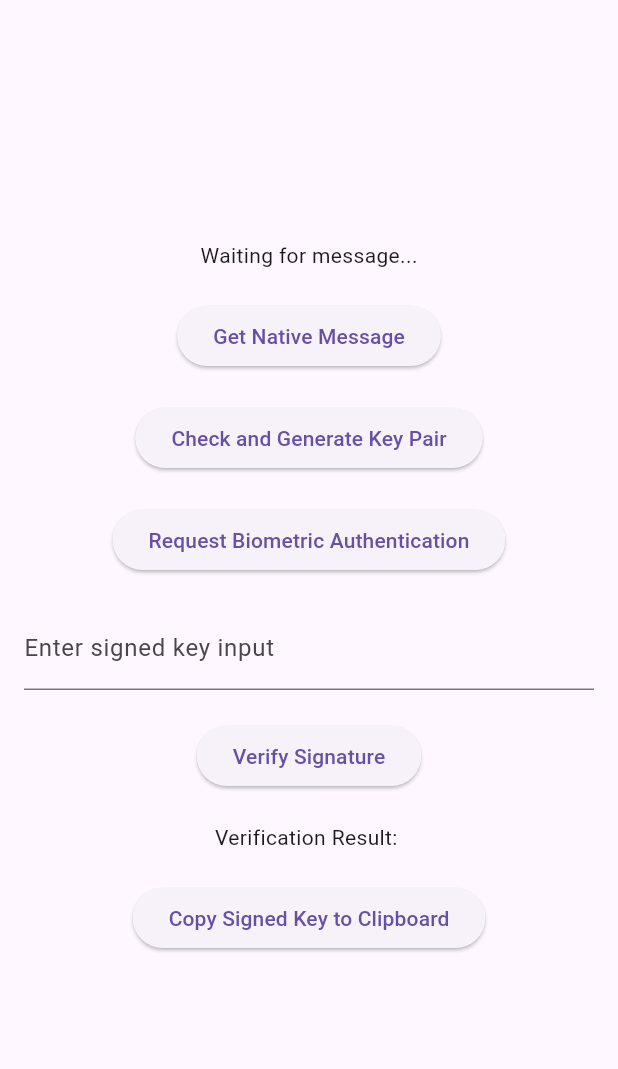
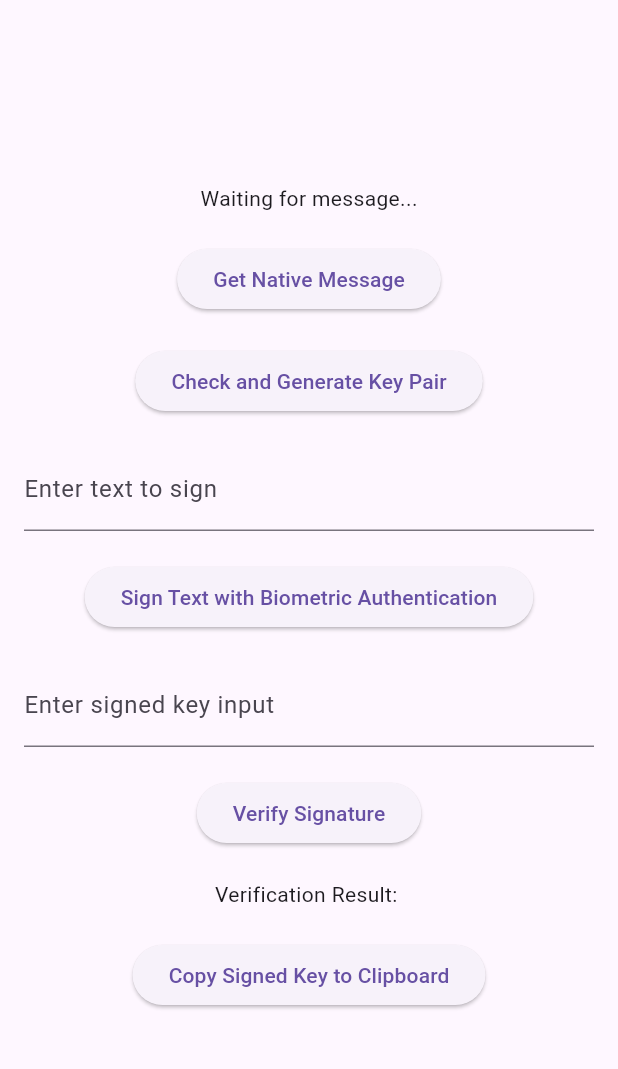
Before and after one commit to Sujeeth021/sih-aadhaar-flutter, a Flutter app: the screen it shows after launch, after a tap on "Verify Signature", on a phone screen of 412 x 824 dp, the part 63-1132 px from its top. Run offline on Flutter 3.47's test engine with Material 3 defaults, Android fonts, the phone set to English and light mode, and no system bars.

Commit message:
text-verify sign

```diff
--- a/lib/main.dart
+++ b/lib/main.dart
@@ -10,7 +10,7 @@ class MyApp extends StatelessWidget {
   Widget build(BuildContext context) {
     return MaterialApp(
       title: 'Flutter Demo',
-        debugShowCheckedModeBanner: false,
+      debugShowCheckedModeBanner: false,
       home: MyHomePage(),
     );
   }
@@ -26,6 +26,7 @@ class _MyHomePageState extends State<MyHomePage> {
   String _message = 'Waiting for message...';
   String _signedKeyInput = '';
   String _verificationResult = '';
+  String _textToSign = '';
 
   Future<void> _getNativeMessage() async {
     String message;
@@ -58,7 +59,7 @@ class _MyHomePageState extends State<MyHomePage> {
   Future<void> _requestBiometricAuth() async {
     String message;
     try {
-      final String result = await platform.invokeMethod('requestBiometricAuth');
+      final String result = await platform.invokeMethod('requestBiometricAuth', {'textToSign': _textToSign});
       message = result;
     } on PlatformException catch (e) {
       message = "Failed to authenticate: '${e.message}'.";
@@ -72,7 +73,7 @@ class _MyHomePageState extends State<MyHomePage> {
   Future<void> _verifySignature() async {
     String verificationResult;
     try {
-      final String result = await platform.invokeMethod('verifySignature', {'signedKeyInput': _signedKeyInput});
+      final String result = await platform.invokeMethod('verifySignature', {'signedKeyInput': _signedKeyInput, 'originalText': _textToSign});
       verificationResult = result;
     } on PlatformException catch (e) {
       verificationResult = "Failed to verify signature: '${e.message}'.";
@@ -116,9 +117,18 @@ class _MyHomePageState extends State<MyHomePage> {
                 child: Text('Check and Generate Key Pair'),
               ),
               SizedBox(height: 20),
+              TextField(
+                decoration: InputDecoration(labelText: 'Enter text to sign'),
+                onChanged: (value) {
+                  setState(() {
+                    _textToSign = value;
+                  });
+                },
+              ),
+              SizedBox(height: 20),
               ElevatedButton(
                 onPressed: _requestBiometricAuth,
-                child: Text('Request Biometric Authentication'),
+                child: Text('Sign Text with Biometric Authentication'),
               ),
               SizedBox(height: 20),
               TextField(
```
Also changed, not shown: 1 other file.
